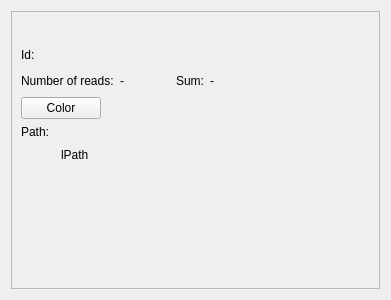
Old version of the form ui_components/currenttaxnodedetails.ui in the repository aakrosh/marva.
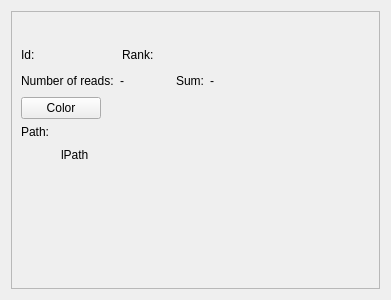
New version of the form.

```diff
--- a/ui_components/currenttaxnodedetails.ui
+++ b/ui_components/currenttaxnodedetails.ui
@@ -63,7 +63,27 @@
           <widget class="QLabel" name="lId">
            <property name="minimumSize">
             <size>
-             <width>30</width>
+             <width>75</width>
+             <height>0</height>
+            </size>
+           </property>
+           <property name="text">
+            <string/>
+           </property>
+          </widget>
+         </item>
+         <item>
+          <widget class="QLabel" name="label_5">
+           <property name="text">
+            <string>Rank:</string>
+           </property>
+          </widget>
+         </item>
+         <item>
+          <widget class="QLabel" name="lRank">
+           <property name="minimumSize">
+            <size>
+             <width>100</width>
              <height>0</height>
             </size>
            </property>
```
